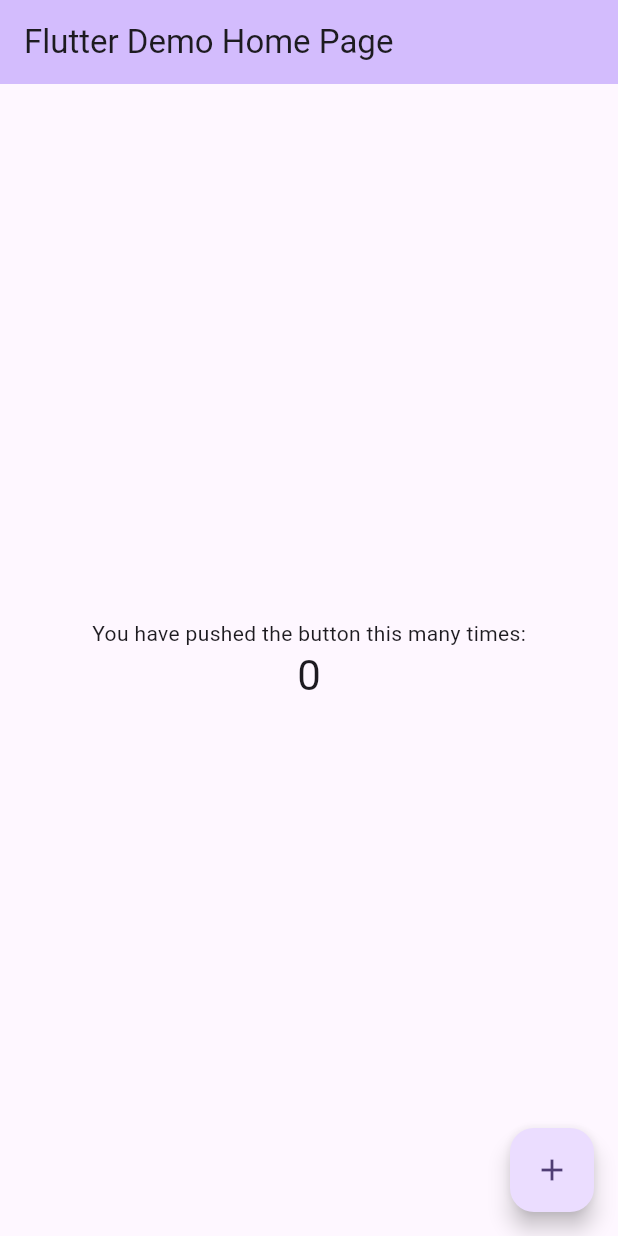
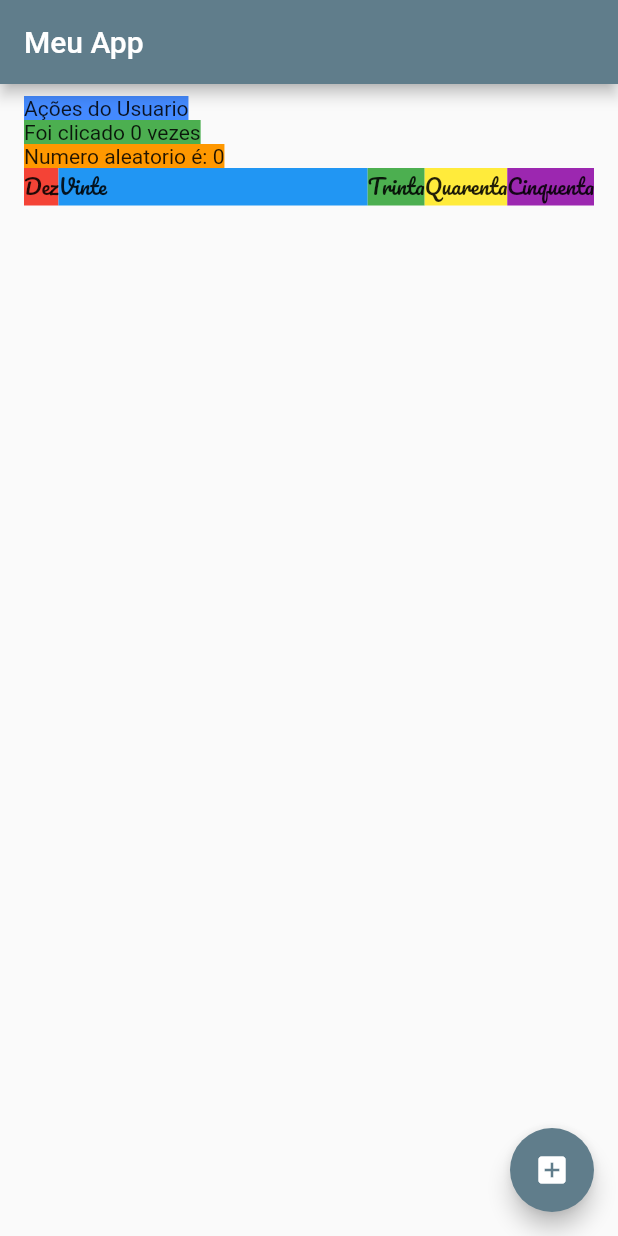
Before and after one commit to feandr/trilha_app_dio, a Flutter app: the screen it shows after launch, on a phone screen of 412 x 824 dp. Run offline on Flutter 3.47's test engine with Material 2 defaults, Android fonts, the phone set to English and light mode, and no system bars; our stand-ins replace google_fonts; Roboto replaces fonts that are missing (Acme).

Commit message:
Projeto Flutter e primeiros componentes: Criando projeto, gerando numeros aleatorios, organizando projeto em packages e files, alterando e instalando fontes lib do google fonts, usando column e row, expanded, Sidebox fixando tamanho de componentes

```diff
--- a/lib/main.dart
+++ b/lib/main.dart
@@ -1,125 +1,6 @@
 import 'package:flutter/material.dart';
+import 'package:trilha_app/my_app/my_app.dart';
 
 void main() {
   runApp(const MyApp());
 }
-
-class MyApp extends StatelessWidget {
-  const MyApp({super.key});
-
-  // This widget is the root of your application.
-  @override
-  Widget build(BuildContext context) {
-    return MaterialApp(
-      title: 'Flutter Demo',
-      theme: ThemeData(
-        // This is the theme of your application.
-        //
-        // TRY THIS: Try running your application with "flutter run". You'll see
-        // the application has a blue toolbar. Then, without quitting the app,
-        // try changing the seedColor in the colorScheme below to Colors.green
-        // and then invoke "hot reload" (save your changes or press the "hot
-        // reload" button in a Flutter-supported IDE, or press "r" if you used
-        // the command line to start the app).
-        //
-        // Notice that the counter didn't reset back to zero; the application
-        // state is not lost during the reload. To reset the state, use hot
-        // restart instead.
-        //
-        // This works for code too, not just values: Most code changes can be
-        // tested with just a hot reload.
-        colorScheme: ColorScheme.fromSeed(seedColor: Colors.deepPurple),
-        useMaterial3: true,
-      ),
-      home: const MyHomePage(title: 'Flutter Demo Home Page'),
-    );
-  }
-}
-
-class MyHomePage extends StatefulWidget {
-  const MyHomePage({super.key, required this.title});
-
-  // This widget is the home page of your application. It is stateful, meaning
-  // that it has a State object (defined below) that contains fields that affect
-  // how it looks.
-
-  // This class is the configuration for the state. It holds the values (in this
-  // case the title) provided by the parent (in this case the App widget) and
-  // used by the build method of the State. Fields in a Widget subclass are
-  // always marked "final".
-
-  final String title;
-
-  @override
-  State<MyHomePage> createState() => _MyHomePageState();
-}
-
-class _MyHomePageState extends State<MyHomePage> {
-  int _counter = 0;
-
-  void _incrementCounter() {
-    setState(() {
-      // This call to setState tells the Flutter framework that something has
-      // changed in this State, which causes it to rerun the build method below
-      // so that the display can reflect the updated values. If we changed
-      // _counter without calling setState(), then the build method would not be
-      // called again, and so nothing would appear to happen.
-      _counter++;
-    });
-  }
-
-  @override
-  Widget build(BuildContext context) {
-    // This method is rerun every time setState is called, for instance as done
-    // by the _incrementCounter method above.
-    //
-    // The Flutter framework has been optimized to make rerunning build methods
-    // fast, so that you can just rebuild anything that needs updating rather
-    // than having to individually change instances of widgets.
-    return Scaffold(
-      appBar: AppBar(
-        // TRY THIS: Try changing the color here to a specific color (to
-        // Colors.amber, perhaps?) and trigger a hot reload to see the AppBar
-        // change color while the other colors stay the same.
-        backgroundColor: Theme.of(context).colorScheme.inversePrimary,
-        // Here we take the value from the MyHomePage object that was created by
-        // the App.build method, and use it to set our appbar title.
-        title: Text(widget.title),
-      ),
-      body: Center(
-        // Center is a layout widget. It takes a single child and positions it
-        // in the middle of the parent.
-        child: Column(
-          // Column is also a layout widget. It takes a list of children and
-          // arranges them vertically. By default, it sizes itself to fit its
-          // children horizontally, and tries to be as tall as its parent.
-          //
-          // Column has various properties to control how it sizes itself and
-          // how it positions its children. Here we use mainAxisAlignment to
-          // center the children vertically; the main axis here is the vertical
-          // axis because Columns are vertical (the cross axis would be
-          // horizontal).
-          //
-          // TRY THIS: Invoke "debug painting" (choose the "Toggle Debug Paint"
-          // action in the IDE, or press "p" in the console), to see the
-          // wireframe for each widget.
-          mainAxisAlignment: MainAxisAlignment.center,
-          children: <Widget>[
-            const Text(
-              'You have pushed the button this many times:',
-            ),
-            Text(
-              '$_counter',
-              style: Theme.of(context).textTheme.headlineMedium,
-            ),
-          ],
-        ),
-      ),
-      floatingActionButton: FloatingActionButton(
-        onPressed: _incrementCounter,
-        tooltip: 'Increment',
-        child: const Icon(Icons.add),
-      ), // This trailing comma makes auto-formatting nicer for build methods.
-    );
-  }
-}
--- /dev/null
+++ b/lib/my_app/my_app.dart
@@ -0,0 +1,17 @@
+import 'package:flutter/material.dart';
+import 'package:google_fonts/google_fonts.dart';
+import '../pages/home_page.dart';
+
+class MyApp extends StatelessWidget {
+  const MyApp({super.key});
+
+  @override
+  Widget build(BuildContext context) {
+    return MaterialApp(
+      debugShowCheckedModeBanner: false,
+      theme: ThemeData(primarySwatch: Colors.blueGrey,
+      textTheme: GoogleFonts.acmeTextTheme()),
+      home: const HomePage(),
+    );
+  }
+}
--- /dev/null
+++ b/lib/pages/home_page.dart
@@ -0,0 +1,69 @@
+import 'package:flutter/material.dart';
+import 'package:google_fonts/google_fonts.dart';
+import 'package:trilha_app/service/gerador_numero_aleatorio_service.dart';
+
+class HomePage extends StatefulWidget {
+  const HomePage({super.key});
+
+  @override
+  State<HomePage> createState() => _HomePageState();
+}
+
+class _HomePageState extends State<HomePage> {
+  var quantidadesDeCliques = 0;
+  var numeroGerado = 0;
+
+  @override
+  Widget build(BuildContext context) {
+    return Scaffold(
+        appBar: AppBar(
+          title: const Text("Meu App"),
+          //titleTextStyle: GoogleFonts.pacifico(),
+        ),
+        body: Container(
+          margin: const EdgeInsets.symmetric(horizontal: 16, vertical: 8),
+          child: Column(
+            crossAxisAlignment: CrossAxisAlignment.start,
+            children: [
+              Container(
+                color: Colors.blueAccent,
+                child: const Text("Ações do Usuario",
+                  //style: GoogleFonts.acme(fontSize: 20)
+                ),
+              ),
+              Container(
+                color: Colors.green,
+                child: Text("Foi clicado $quantidadesDeCliques vezes",
+                  //style: GoogleFonts.acme(fontSize: 20)
+                ),
+              ),
+              Container(
+                color: Colors.orange,
+                child: Text("Numero aleatorio é: $numeroGerado",
+                  //style: GoogleFonts.acme(fontSize: 20)
+                ),
+              ),
+             Row(
+              mainAxisAlignment: MainAxisAlignment.spaceBetween,
+              children: [
+                Container(color: Colors.red, child: Text("Dez", style: GoogleFonts.pacifico(),)),
+                Expanded(child: Container(color: Colors.blue, child:Text("Vinte", style: GoogleFonts.pacifico(),))),
+                Container(color: Colors.green, child:Text("Trinta", style: GoogleFonts.pacifico(),)),
+                Container(color: Colors.yellow, child:Text("Quarenta", style: GoogleFonts.pacifico(),)),
+                Container(color: Colors.purple, child:Text("Cinquenta", style: GoogleFonts.pacifico(),)),
+              ],
+             )
+            ],
+          ),
+        ),
+        floatingActionButton: FloatingActionButton(
+          onPressed: () {
+            setState(() {
+              quantidadesDeCliques = quantidadesDeCliques + 1;
+              numeroGerado = GeradorNumeroAleatorio.gerarNumeroAleatorio(1000);
+            });
+          },
+          child: const Icon(Icons.add_box),
+        ));
+  }
+}
--- /dev/null
+++ b/lib/service/gerador_numero_aleatorio_service.dart
@@ -0,0 +1,8 @@
+import 'dart:math';
+
+class GeradorNumeroAleatorio{
+    static int gerarNumeroAleatorio(int numMax) {
+    Random numeroAleatorio = Random();
+    return numeroAleatorio.nextInt(numMax);
+  }
+}
--- a/pubspec.yaml
+++ b/pubspec.yaml
@@ -35,6 +35,7 @@ dependencies:
   # The following adds the Cupertino Icons font to your application.
   # Use with the CupertinoIcons class for iOS style icons.
   cupertino_icons: ^1.0.2
+  google_fonts: ^5.1.0
 
 dev_dependencies:
   flutter_test:
```
Also changed, not shown: pubspec.lock, 2 other files.
